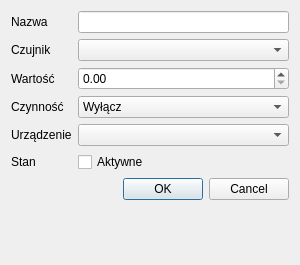
Old version of the form interface/eventdialog.ui in the repository Kuszki/AVR-Sensors.
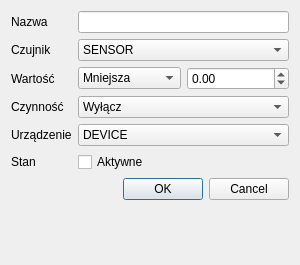
New version of the form. Icons and pictures are not drawn.

The edit to the form file:
```diff
--- a/interface/eventdialog.ui
+++ b/interface/eventdialog.ui
@@ -42,7 +42,13 @@
     </widget>
    </item>
    <item row="1" column="1">
-    <widget class="QComboBox" name="Sensor"/>
+    <widget class="QComboBox" name="Sensor">
+     <item>
+      <property name="text">
+       <string>SENSOR</string>
+      </property>
+     </item>
+    </widget>
    </item>
    <item row="2" column="0">
     <widget class="QLabel" name="labelValue">
@@ -52,7 +58,32 @@
     </widget>
    </item>
    <item row="2" column="1">
-    <widget class="QDoubleSpinBox" name="Value"/>
+    <layout class="QHBoxLayout" name="layoutConditions">
+     <item>
+      <widget class="QComboBox" name="Where">
+       <item>
+        <property name="text">
+         <string>Mniejsza</string>
+        </property>
+       </item>
+       <item>
+        <property name="text">
+         <string>Większa</string>
+        </property>
+       </item>
+      </widget>
+     </item>
+     <item>
+      <widget class="QDoubleSpinBox" name="Value">
+       <property name="minimum">
+        <double>-1000.000000000000000</double>
+       </property>
+       <property name="maximum">
+        <double>1000.000000000000000</double>
+       </property>
+      </widget>
+     </item>
+    </layout>
    </item>
    <item row="3" column="0">
     <widget class="QLabel" name="labelAction">
@@ -83,7 +114,13 @@
     </widget>
    </item>
    <item row="4" column="1">
-    <widget class="QComboBox" name="Device"/>
+    <widget class="QComboBox" name="Device">
+     <item>
+      <property name="text">
+       <string>DEVICE</string>
+      </property>
+     </item>
+    </widget>
    </item>
    <item row="5" column="0">
     <widget class="QLabel" name="labelActive">
```
Left out of the diff: 4 changed lines with no effect on the pictures.
